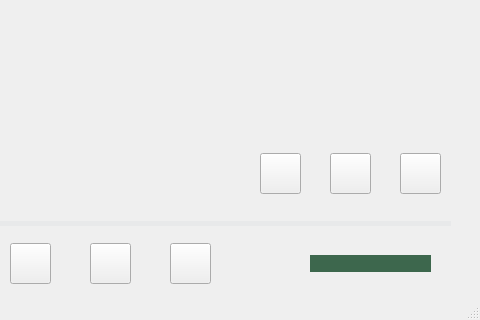
This is Server/mainwindow.ui in MTattrie/COMP4985_ASN03 as Qt 5 draws it before an edit; both pictures show x 220 to 700 and y 114 to 434 of the 700 by 434 pixel window. The edited form follows.
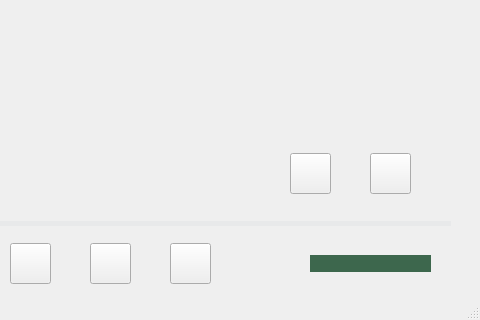
This is the edited form. Icons and pictures are not drawn.

Commit message: removed non-functional download button from server UI

The edit to the form file:
```diff
--- a/Server/mainwindow.ui
+++ b/Server/mainwindow.ui
@@ -109,7 +109,7 @@
    <widget class="QPushButton" name="addPlaylistBTN">
     <property name="geometry">
      <rect>
-      <x>480</x>
+      <x>510</x>
       <y>250</y>
       <width>41</width>
       <height>41</height>
@@ -154,22 +154,6 @@
      <string>Current Playlist</string>
     </property>
    </widget>
-   <widget class="QPushButton" name="downloadBTN">
-    <property name="geometry">
-     <rect>
-      <x>620</x>
-      <y>250</y>
-      <width>41</width>
-      <height>41</height>
-     </rect>
-    </property>
-    <property name="styleSheet">
-     <string notr="true">border-image:url(../assets/ui/download)</string>
-    </property>
-    <property name="text">
-     <string/>
-    </property>
-   </widget>
    <widget class="QSlider" name="volumeSlider">
     <property name="geometry">
      <rect>
@@ -222,7 +206,7 @@
    <widget class="QPushButton" name="uploadBTN">
     <property name="geometry">
      <rect>
-      <x>550</x>
+      <x>590</x>
       <y>250</y>
       <width>41</width>
       <height>41</height>
```
Left out of the diff: 2 changed lines with no effect on the pictures.
